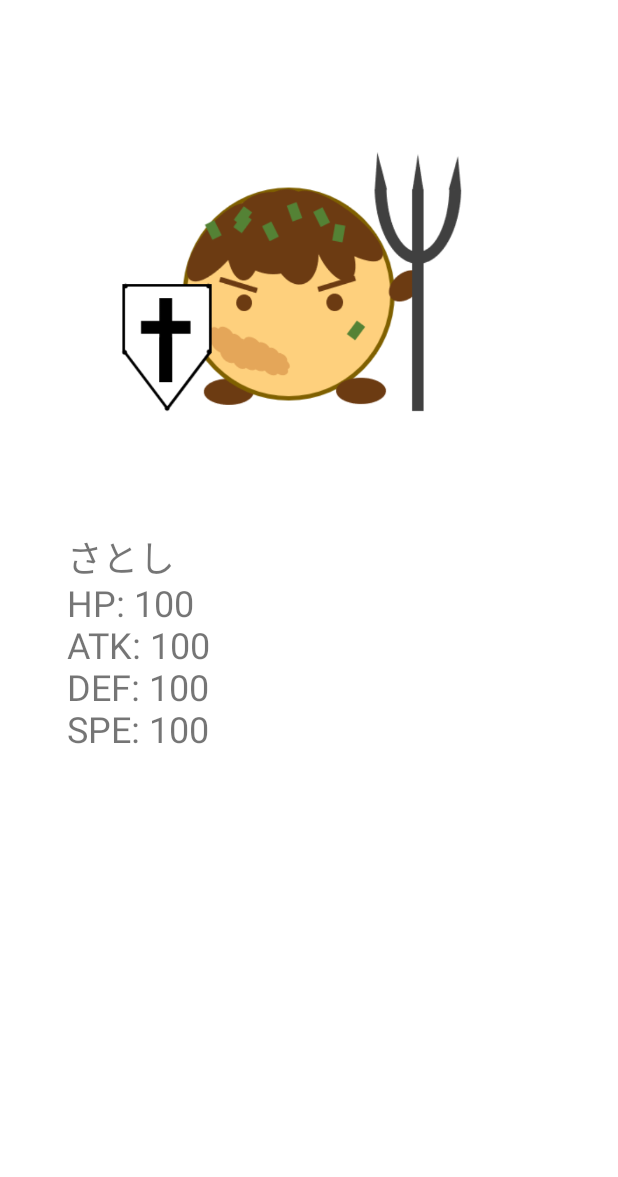
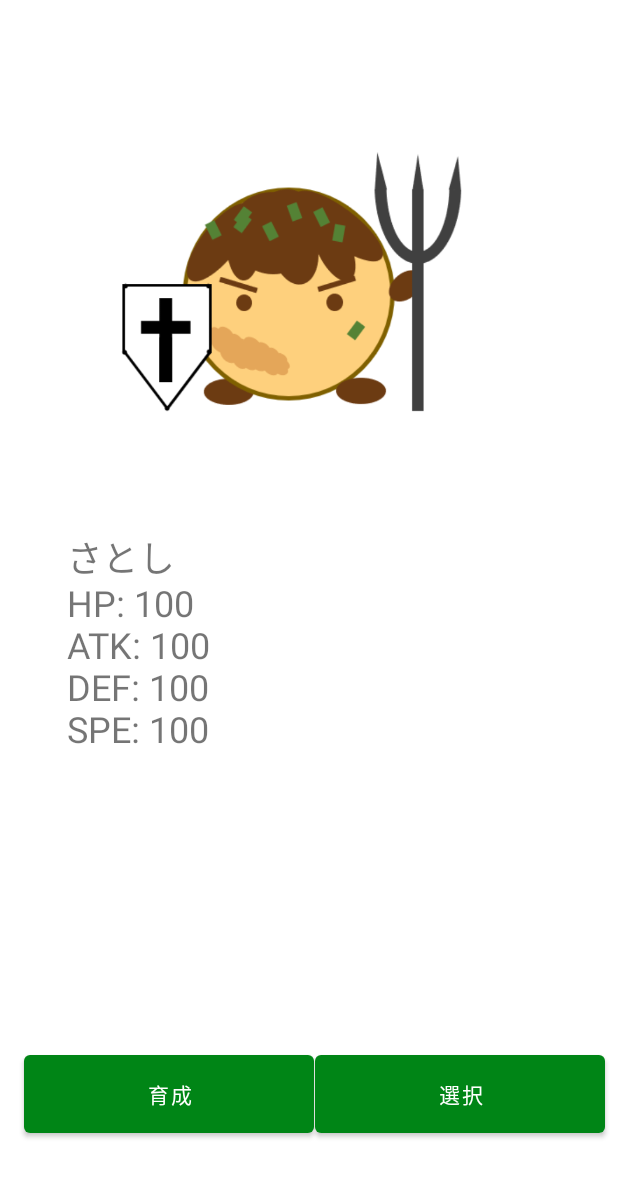
Before and after one commit to jellyfish26/TakoyakiWarriors, an Android app: the TakoyakiDetailsActivity screen opened directly, with no data from a screen before it, on a phone screen of 412 x 824 dp. Shown: the top 1177 px of the screen. Run offline under Robolectric (Android 15) with nearby library versions, the phone set to English and light mode, and no system bars.

Commit message:
takoyakikun develop complete

```diff
--- a/app/build.gradle
+++ b/app/build.gradle
@@ -37,6 +37,8 @@ dependencies {
     implementation 'com.android.support.constraint:constraint-layout:1.1.3'
     implementation 'com.linecorp:linesdk:5.0.1'
     implementation 'com.android.support:design:28.0.0-rc01'
+    implementation "com.github.kittinunf.fuel:fuel:1.15.1"
+    implementation "com.github.kittinunf.fuel:fuel-android:1.15.1"
     testImplementation 'junit:junit:4.12'
     androidTestImplementation 'com.android.support.test:runner:1.0.2'
     androidTestImplementation 'com.android.support.test.espresso:espresso-core:3.0.2'
--- a/app/src/main/java/jellyfish026/trunkhackathon/Data.kt
+++ b/app/src/main/java/jellyfish026/trunkhackathon/Data.kt
@@ -10,4 +10,5 @@ object Data {
     var TP = 0
     var selectTakoyaki = arrayOf(0, 0, 0);
     var nowID = 0;
+    var returnValue = 0;
 }
--- a/app/src/main/res/layout/activity_takoyaki_details.xml
+++ b/app/src/main/res/layout/activity_takoyaki_details.xml
@@ -23,4 +23,29 @@
             app:layout_constraintBottom_toBottomOf="parent" app:layout_constraintVertical_bias="0.121"
             app:layout_constraintHorizontal_bias="0.493"
             android:textSize="24dp"/>
+
+    <android.support.design.button.MaterialButton android:layout_width="193dp"
+                                                  android:layout_height="64dp"
+                                                  android:layout_marginTop="8dp"
+                                                  app:layout_constraintTop_toBottomOf="@+id/takoyaki_details"
+                                                  android:layout_marginBottom="8dp"
+                                                  app:layout_constraintBottom_toBottomOf="parent"
+                                                  app:layout_constraintVertical_bias="0.715"
+                                                  android:id="@+id/materialButton"
+                                                  app:layout_constraintStart_toEndOf="@+id/materialButton2"
+                                                  app:layout_constraintEnd_toEndOf="parent"
+                                                  android:layout_marginEnd="8dp"
+                                                  android:text="選択"/>
+
+    <android.support.design.button.MaterialButton android:layout_width="193dp"
+                                                  android:layout_height="64dp"
+                                                  android:layout_marginTop="8dp"
+                                                  app:layout_constraintTop_toBottomOf="@+id/takoyaki_details"
+                                                  android:layout_marginBottom="8dp"
+                                                  app:layout_constraintBottom_toBottomOf="parent"
+                                                  app:layout_constraintStart_toStartOf="parent"
+                                                  android:layout_marginStart="16dp"
+                                                  app:layout_constraintVertical_bias="0.715"
+                                                  android:id="@+id/materialButton2"
+                                                  android:text="育成"/>
 </android.support.constraint.ConstraintLayout>
```
Also changed, not shown: app/src/main/java/jellyfish026/trunkhackathon/TakoyakiDetailsActivity.kt (+59 -2 lines).
